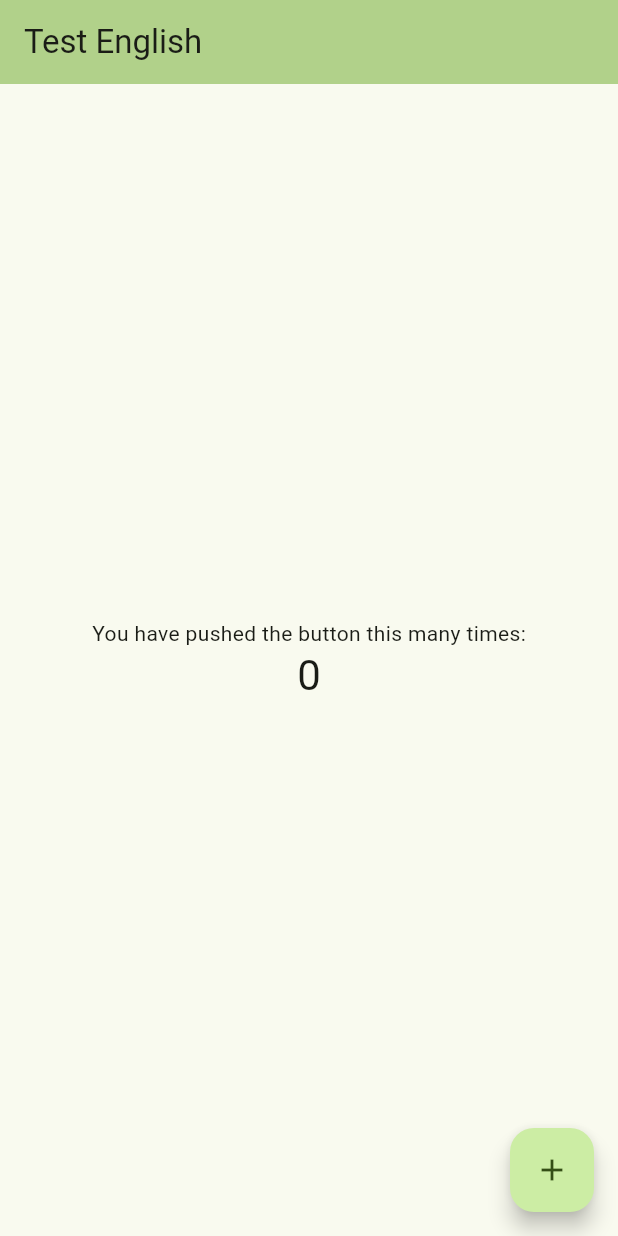
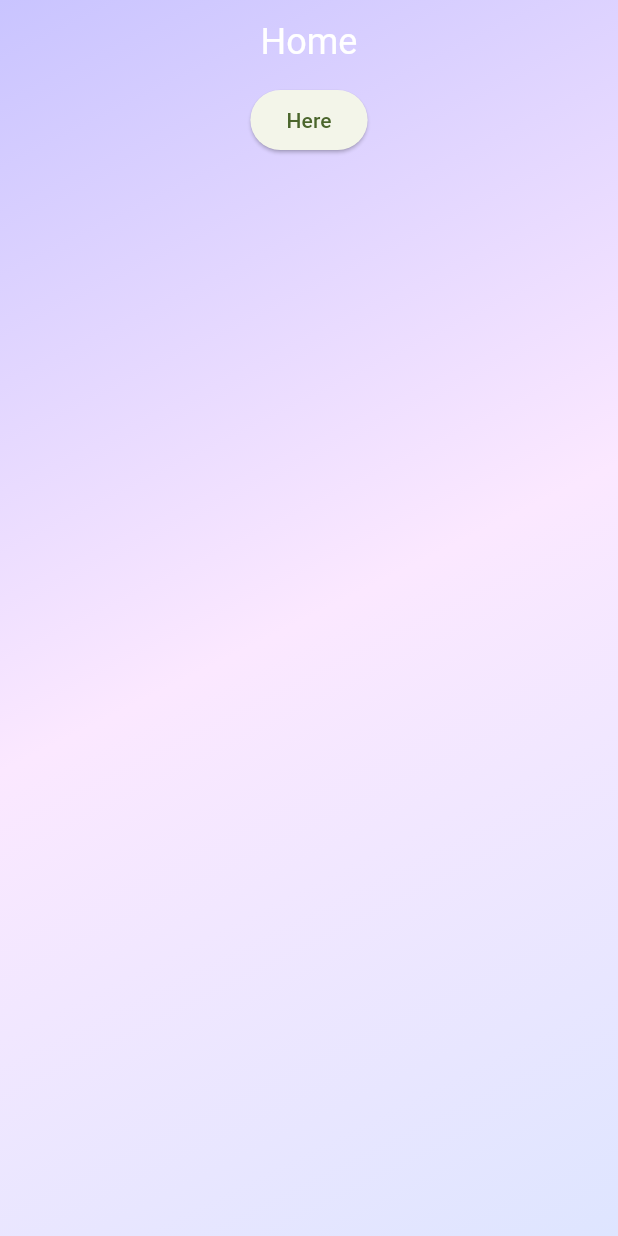
Before and after one commit to Kevin-Chandra/Whispr, a Flutter app: the screen it shows after launch, on a phone screen of 412 x 824 dp. Run offline on Flutter 3.47's test engine with Material 3 defaults, Android fonts, the phone set to English and light mode, and no system bars; our stand-ins replace auto_route.

Commit message:
Setup navigation, color, and base widgets

```diff
--- a/lib/lang/l10n/intl_en.arb
+++ b/lib/lang/l10n/intl_en.arb
@@ -1,4 +1,5 @@
 {
   "@@locale": "en",
-  "test": "Test English"
+  "voice_record": "Voice Record",
+  "home": "Home"
 }
--- a/lib/main.dart
+++ b/lib/main.dart
@@ -1,22 +1,31 @@
 import 'package:flutter/material.dart';
 import 'package:flutter_localizations/flutter_localizations.dart';
 import 'package:whispr/lang/generated/whispr_localizations.dart';
+import 'package:whispr/presentation/router/router_config.dart';
 import 'package:whispr/presentation/themes/themes.dart';
-import 'package:whispr/util/extensions.dart';
 
 void main() {
   WidgetsFlutterBinding.ensureInitialized();
-  runApp(const MyApp());
+
+  final appRouter = WhisprRouter();
+  runApp(
+      MyApp(
+        appRouter: appRouter,
+      )
+  );
 }
 
 class MyApp extends StatelessWidget {
-  const MyApp({super.key});
+  const MyApp({super.key, required this.appRouter});
+  final WhisprRouter appRouter;
 
   // This widget is the root of your application.
   @override
   Widget build(BuildContext context) {
-    return MaterialApp(
-      title: 'Flutter Demo',
+    return MaterialApp.router(
+      title: 'Whispr',
+      debugShowCheckedModeBanner: false,
+      routerConfig: appRouter.config(),
       theme: WhisprThemes.lightTheme,
       themeMode: ThemeMode.light,
       supportedLocales: WhisprLocalizations.supportedLocales,
@@ -26,95 +35,6 @@ class MyApp extends StatelessWidget {
         GlobalWidgetsLocalizations.delegate,
         GlobalCupertinoLocalizations.delegate,
       ],
-      home: const MyHomePage(title: "sdd"),
     );
   }
 }
-
-class MyHomePage extends StatefulWidget {
-  const MyHomePage({super.key, required this.title});
-
-  // This widget is the home page of your application. It is stateful, meaning
-  // that it has a State object (defined below) that contains fields that affect
-  // how it looks.
-
-  // This class is the configuration for the state. It holds the values (in this
-  // case the title) provided by the parent (in this case the App widget) and
-  // used by the build method of the State. Fields in a Widget subclass are
-  // always marked "final".
-
-  final String? title;
-
-  @override
-  State<MyHomePage> createState() => _MyHomePageState();
-}
-
-class _MyHomePageState extends State<MyHomePage> {
-  int _counter = 0;
-
-  void _incrementCounter() {
-    setState(() {
-      // This call to setState tells the Flutter framework that something has
-      // changed in this State, which causes it to rerun the build method below
-      // so that the display can reflect the updated values. If we changed
-      // _counter without calling setState(), then the build method would not be
-      // called again, and so nothing would appear to happen.
-      _counter++;
-    });
-  }
-
-  @override
-  Widget build(BuildContext context) {
-    // This method is rerun every time setState is called, for instance as done
-    // by the _incrementCounter method above.
-    //
-    // The Flutter framework has been optimized to make rerunning build methods
-    // fast, so that you can just rebuild anything that needs updating rather
-    // than having to individually change instances of widgets.
-    return Scaffold(
-      appBar: AppBar(
-        // TRY THIS: Try changing the color here to a specific color (to
-        // Colors.amber, perhaps?) and trigger a hot reload to see the AppBar
-        // change color while the other colors stay the same.
-        backgroundColor: Theme.of(context).colorScheme.inversePrimary,
-        // Here we take the value from the MyHomePage object that was created by
-        // the App.build method, and use it to set our appbar title.
-        title: Text(context.strings.test),
-      ),
-      body: Center(
-        // Center is a layout widget. It takes a single child and positions it
-        // in the middle of the parent.
-        child: Column(
-          // Column is also a layout widget. It takes a list of children and
-          // arranges them vertically. By default, it sizes itself to fit its
-          // children horizontally, and tries to be as tall as its parent.
-          //
-          // Column has various properties to control how it sizes itself and
-          // how it positions its children. Here we use mainAxisAlignment to
-          // center the children vertically; the main axis here is the vertical
-          // axis because Columns are vertical (the cross axis would be
-          // horizontal).
-          //
-          // TRY THIS: Invoke "debug painting" (choose the "Toggle Debug Paint"
-          // action in the IDE, or press "p" in the console), to see the
-          // wireframe for each widget.
-          mainAxisAlignment: MainAxisAlignment.center,
-          children: <Widget>[
-            const Text(
-              'You have pushed the button this many times:',
-            ),
-            Text(
-              '$_counter',
-              style: Theme.of(context).textTheme.headlineMedium,
-            ),
-          ],
-        ),
-      ),
-      floatingActionButton: FloatingActionButton(
-        onPressed: _incrementCounter,
-        tooltip: 'Increment',
-        child: const Icon(Icons.add),
-      ), // This trailing comma makes auto-formatting nicer for build methods.
-    );
-  }
-}
--- /dev/null
+++ b/lib/presentation/router/navigation_paths.dart
@@ -0,0 +1,4 @@
+abstract class WhisprNavigationPaths {
+  static const String homePath = '/home';
+  static const String recordAudioPath = '/record_audio';
+}
--- /dev/null
+++ b/lib/presentation/router/router_config.dart
@@ -0,0 +1,22 @@
+import 'package:auto_route/auto_route.dart';
+import 'package:whispr/presentation/router/navigation_paths.dart';
+import 'package:whispr/presentation/router/router_config.gr.dart';
+
+@AutoRouterConfig()
+class WhisprRouter extends RootStackRouter {
+  @override
+  RouteType get defaultRouteType => const RouteType.material();
+
+  @override
+  List<AutoRoute> get routes => [
+        AutoRoute(
+          page: HomeRoute.page,
+          initial: true,
+          path: WhisprNavigationPaths.homePath,
+        ),
+        CustomRoute(
+          page: RecordAudioRoute.page,
+          path: WhisprNavigationPaths.recordAudioPath,
+        )
+      ];
+}
--- /dev/null
+++ b/lib/presentation/screens/home_screen.dart
@@ -0,0 +1,39 @@
+import 'package:auto_route/auto_route.dart';
+import 'package:flutter/material.dart';
+import 'package:whispr/presentation/router/navigation_paths.dart';
+import 'package:whispr/presentation/themes/whispr_gradient.dart';
+import 'package:whispr/presentation/widgets/whispr_app_bar.dart';
+import 'package:whispr/presentation/widgets/whispr_gradient_scaffold.dart';
+import 'package:whispr/util/extensions.dart';
+
+@RoutePage()
+class HomeScreen extends StatefulWidget {
+  const HomeScreen({super.key});
+
+  @override
+  State<HomeScreen> createState() => _HomeScreenState();
+}
+
+class _HomeScreenState extends State<HomeScreen> {
+  @override
+  Widget build(BuildContext context) {
+    return WhisprGradientScaffold(
+      gradient: WhisprGradient.purpleGradient,
+      body: NestedScrollView(
+        headerSliverBuilder: (BuildContext context, bool innerBoxIsScrolled) {
+          return [WhisprAppBar(title: context.strings.home)];
+        },
+        body: Column(
+          children: [
+            ElevatedButton(
+                onPressed: () {
+                  context.router
+                      .pushPath(WhisprNavigationPaths.recordAudioPath);
+                },
+                child: const Text("Here"))
+          ],
+        ),
+      ),
+    );
+  }
+}
--- /dev/null
+++ b/lib/presentation/themes/colors.dart
@@ -0,0 +1,8 @@
+import 'dart:ui';
+
+abstract class WhisprColors {
+  static const lavenderBlue = Color(0xFFC9C4FF);
+  static const magnolia = Color(0xFFFBE8FF);
+  static const lavenderWeb = Color(0xFFDEE5FF);
+  static const spanishViolet = Color(0xFF452B88);
+}
--- /dev/null
+++ b/lib/presentation/themes/whispr_gradient.dart
@@ -0,0 +1,15 @@
+import 'package:flutter/material.dart';
+
+import 'colors.dart';
+
+abstract class WhisprGradient {
+  static final LinearGradient purpleGradient = LinearGradient(
+    begin: Alignment.topLeft,
+    end: Alignment.bottomRight,
+    colors: <Color>[
+      WhisprColors.lavenderBlue,
+      WhisprColors.magnolia,
+      WhisprColors.lavenderWeb
+    ],
+  );
+}
--- /dev/null
+++ b/lib/presentation/widgets/whispr_gradient_scaffold.dart
@@ -0,0 +1,21 @@
+import 'package:flutter/material.dart';
+
+class WhisprGradientScaffold extends StatelessWidget {
+  const WhisprGradientScaffold({super.key, required this.gradient, this.body});
+
+  final Gradient gradient;
+  final Widget? body;
+
+  @override
+  Widget build(BuildContext context) {
+    return Container(
+      decoration: BoxDecoration(
+        gradient: gradient,
+      ),
+      child: Scaffold(
+        backgroundColor: Colors.transparent,
+        body: body,
+      ),
+    );
+  }
+}
```
Also changed, not shown: lib/presentation/screens/record_audio_screen.dart (added, +31 -0 lines), lib/presentation/widgets/whispr_app_bar.dart (added, +44 -0 lines), lib/generated/intl/messages_all.dart (added), lib/generated/intl/messages_en.dart (added), lib/generated/l10n.dart (added), lib/lang/generated/whispr_localizations.dart, lib/lang/generated/whispr_localizations_en.dart, lib/presentation/router/router_config.gr.dart (added).
